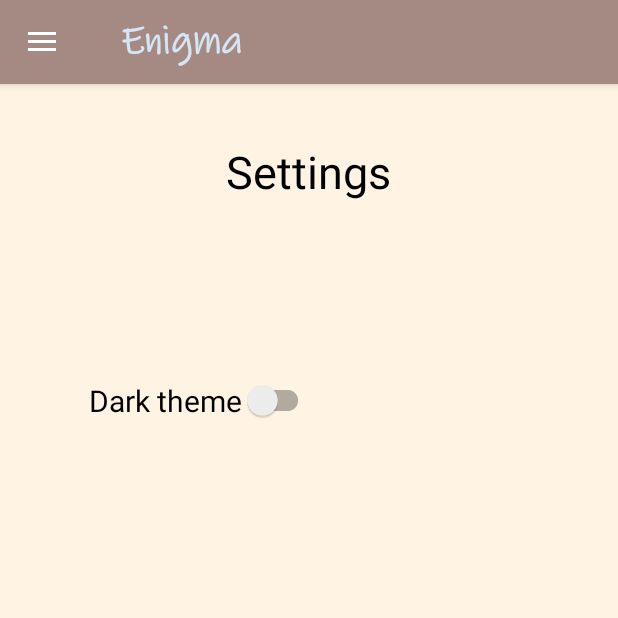
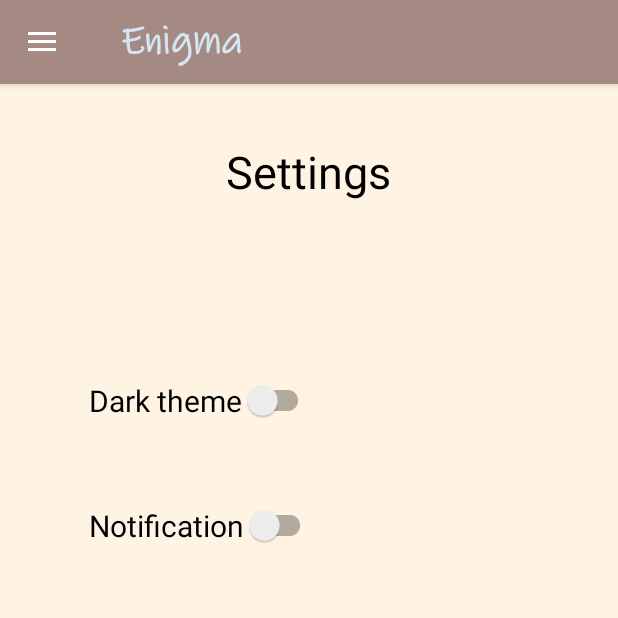
Before and after one commit to data-opser/book-exchange, an Android app: the DrawerLayoutActivity screen opened directly, with no data from a screen before it, in the side drawer, after a tap on "Settings", on a phone screen of 412 x 824 dp, the top half of it. Run offline under Robolectric (Android 15) with nearby library versions, the phone set to English and light mode, and no system bars; Roboto replaces fonts that are not available here.

Commit message:
added Notification

```diff
--- a/mobile/app/src/main/AndroidManifest.xml
+++ b/mobile/app/src/main/AndroidManifest.xml
@@ -2,6 +2,7 @@
 <manifest xmlns:android="http://schemas.android.com/apk/res/android"
     xmlns:tools="http://schemas.android.com/tools">
 
+    <uses-permission android:name="android.permission.POST_NOTIFICATIONS" />
     <application
         android:allowBackup="true"
         android:dataExtractionRules="@xml/data_extraction_rules"
--- a/mobile/app/src/main/java/com/vladislav/mobile/DrawerLayoutActivity.java
+++ b/mobile/app/src/main/java/com/vladislav/mobile/DrawerLayoutActivity.java
@@ -3,6 +3,7 @@ package com.vladislav.mobile;
 import android.app.AlertDialog;
 import android.content.Context;
 import android.content.SharedPreferences;
+import android.content.pm.PackageManager;
 import android.os.Bundle;
 import android.view.MenuItem;
 
@@ -14,25 +15,31 @@ import androidx.appcompat.widget.Toolbar;
 import androidx.core.view.GravityCompat;
 import androidx.drawerlayout.widget.DrawerLayout;
 import androidx.fragment.app.Fragment;
+import androidx.fragment.app.FragmentManager;
 import androidx.fragment.app.FragmentTransaction;
 
 import com.google.android.material.navigation.NavigationView;
 
 public class DrawerLayoutActivity extends AppCompatActivity implements NavigationView.OnNavigationItemSelectedListener {
 
-    boolean isNight;
     private DrawerLayout drawerLayout;
-
+    private SettingsFragment settingsFragment;
+    private final int REQUEST_CODE_POST_NOTIFICATIONS = 123;
+    SharedPreferences.Editor editor;
     @Override
     protected void onCreate(Bundle savedInstanceState) {
         super.onCreate(savedInstanceState);
 
         setTheme();
+        SharedPreferences sharedPreferences = getSharedPreferences("MODE", Context.MODE_PRIVATE);
 
         setContentView(R.layout.activity_drawerlayout);
 
+        settingsFragment = new SettingsFragment();
         Toolbar toolbar = findViewById(R.id.toolbar);
         setSupportActionBar(toolbar);
+
+        editor = sharedPreferences.edit();
 
         drawerLayout = findViewById(R.id.drawer_layout);
         NavigationView navigationView = findViewById(R.id.nav_view);
@@ -51,11 +58,12 @@ public class DrawerLayoutActivity extends AppCompatActivity implements Navigatio
     @Override
     public boolean onNavigationItemSelected(@NonNull MenuItem menuItem) {
         if (menuItem.getItemId() == R.id.nav_home) {
-            setNewFragment(new HomeFragment());
+            setNewFragment(new HomeFragment(), "HOME_FRAGMENT");
         } else if (menuItem.getItemId() == R.id.nav_settings) {
-            setNewFragment(new SettingsFragment());
+            settingsFragment = new SettingsFragment();
+            setNewFragment(settingsFragment, "SETTINGS_FRAGMENT");
         } else if (menuItem.getItemId() == R.id.nav_support) {
-            setNewFragment(new SupportFragment());
+            setNewFragment(new SupportFragment(), "SUPPORT_FRAGMENT");
         } else if (menuItem.getItemId() == R.id.nav_exit) {
             Exit();
         }
@@ -71,15 +79,15 @@ public class DrawerLayoutActivity extends AppCompatActivity implements Navigatio
         if (drawerLayout.isDrawerOpen(GravityCompat.START)) {
             drawerLayout.closeDrawer(GravityCompat.START);
         } else if(!(currentFragment instanceof HomeFragment)){
-            setNewFragment(new HomeFragment());
+            setNewFragment(new HomeFragment(), "HOME_FRAGMENT");
         } else{
             super.onBackPressed();
         }
     }
 
-    private void setNewFragment(Fragment fragment) {
+    public void setNewFragment(Fragment fragment, String tag) {
         FragmentTransaction ft = getSupportFragmentManager().beginTransaction();
-        ft.replace(R.id.fragment_container, fragment);
+        ft.replace(R.id.fragment_container, fragment, tag);
         ft.commit();
     }
 
@@ -95,9 +103,8 @@ public class DrawerLayoutActivity extends AppCompatActivity implements Navigatio
     }
     public void setTheme(){
         SharedPreferences sharedPreferences = getSharedPreferences("MODE", Context.MODE_PRIVATE);
-        isNight = sharedPreferences.getBoolean("night", false);
 
-        if (isNight) {
+        if (sharedPreferences.getBoolean("night", false)) {
             AppCompatDelegate.setDefaultNightMode(AppCompatDelegate.MODE_NIGHT_YES);
             getWindow().setStatusBarColor(getResources().getColor(R.color.panel_night));
         } else {
@@ -105,4 +112,31 @@ public class DrawerLayoutActivity extends AppCompatActivity implements Navigatio
             getWindow().setStatusBarColor(getResources().getColor(R.color.panel_light));
         }
     }
+
+    @Override
+    public void onRequestPermissionsResult(int requestCode, @NonNull String[] permissions, @NonNull int[] grantResults) {
+        super.onRequestPermissionsResult(requestCode, permissions, grantResults);
+        if (requestCode == REQUEST_CODE_POST_NOTIFICATIONS) {
+            FragmentManager fragmentManager = getSupportFragmentManager();
+            SettingsFragment settingsFragment = (SettingsFragment) fragmentManager.findFragmentByTag("SETTINGS_FRAGMENT");
+            if (settingsFragment != null && grantResults.length > 0 && grantResults[0] == PackageManager.PERMISSION_GRANTED) {
+                settingsFragment.switchNotification.setChecked(true);
+                editor.putBoolean("notification", true);
+            } else if (settingsFragment != null) {
+                settingsFragment.switchNotification.setChecked(false);
+                editor.putBoolean("notification", false);
+                showDialog("Notification", "Give access to notifications in settings. This is the android requirement if you declined :(");
+            }
+            editor.apply();
+        }
+    }
+    public void showDialog(String textHead, String message) {
+        AlertDialog.Builder builder = new AlertDialog.Builder(this);
+        builder.setTitle(textHead)
+                .setMessage(message)
+                .setCancelable(false)
+                .setPositiveButton("Okay", null);
+        AlertDialog dialog = builder.create();
+        dialog.show();
+    }
 }
--- a/mobile/app/src/main/java/com/vladislav/mobile/LaunchActivity.java
+++ b/mobile/app/src/main/java/com/vladislav/mobile/LaunchActivity.java
@@ -83,4 +83,5 @@ public class LaunchActivity extends AppCompatActivity {
             getWindow().setStatusBarColor(getResources().getColor(R.color.panel_light));
         }
     }
+
 }
--- a/mobile/app/src/main/java/com/vladislav/mobile/SettingsFragment.java
+++ b/mobile/app/src/main/java/com/vladislav/mobile/SettingsFragment.java
@@ -1,21 +1,33 @@
 package com.vladislav.mobile;
 
+import static androidx.core.app.NotificationCompat.PRIORITY_HIGH;
+
+import android.Manifest;
+import android.app.AlertDialog;
 import android.content.Context;
 import android.content.SharedPreferences;
+import android.content.pm.PackageManager;
+import android.os.Build;
 import android.os.Bundle;
 import android.view.LayoutInflater;
 import android.view.View;
 import android.view.ViewGroup;
 import android.widget.CompoundButton;
 
-import androidx.appcompat.app.AppCompatDelegate;
+import androidx.annotation.RequiresApi;
 import androidx.appcompat.widget.SwitchCompat;
+import androidx.core.app.ActivityCompat;
+import androidx.core.content.ContextCompat;
 import androidx.fragment.app.Fragment;
 
 public class SettingsFragment extends Fragment {
+
     DrawerLayoutActivity activity;
     SharedPreferences sharedPreferences;
     SharedPreferences.Editor editor;
+    SwitchCompat switchNotification;
+
+    private final int REQUEST_CODE_POST_NOTIFICATIONS = 123;
 
     @Override
     public View onCreateView(LayoutInflater inflater, ViewGroup container,
@@ -29,41 +41,58 @@ public class SettingsFragment extends Fragment {
 
         activity = (DrawerLayoutActivity) getActivity();
         SwitchCompat switchTheme = view.findViewById(R.id.switch_theme);
+        switchNotification = view.findViewById(R.id.switch_notification);
         sharedPreferences = activity.getSharedPreferences("MODE", Context.MODE_PRIVATE);
 
-        switchTheme.setChecked(activity.isNight);
+        editor = sharedPreferences.edit();
+        switchTheme.setChecked(sharedPreferences.getBoolean("night", false));
+        if (Build.VERSION.SDK_INT >= Build.VERSION_CODES.TIRAMISU) {
+            if (ContextCompat.checkSelfPermission(activity, Manifest.permission.POST_NOTIFICATIONS)
+                    != (sharedPreferences.getBoolean("notification", false) ? 1 : 0)) {
+                editor.putBoolean("night", ContextCompat.checkSelfPermission(activity, Manifest.permission.POST_NOTIFICATIONS) == 1);
+            }
+        }
 
-        switchTheme.setOnClickListener(new View.OnClickListener() {
+        switchNotification.setChecked(sharedPreferences.getBoolean("notification", false));
+
+        switchTheme.setOnCheckedChangeListener(new CompoundButton.OnCheckedChangeListener() {
             @Override
-            public void onClick(View v) {
-                editor = sharedPreferences.edit();
-                if (activity.isNight) {
+            public void onCheckedChanged(CompoundButton buttonView, boolean isChecked) {
+                if (isChecked) {
+                    editor.putBoolean("night", true);
+                } else {
                     editor.putBoolean("night", false);
-                } else {
-                    editor.putBoolean("night", true);
                 }
                 editor.apply();
-
                 activity.setTheme();
             }
         });
-
-
-        /*switchTheme.setOnCheckedChangeListener(new CompoundButton.OnCheckedChangeListener() {
+        switchNotification.setOnCheckedChangeListener(new CompoundButton.OnCheckedChangeListener() {
             @Override
             public void onCheckedChanged(CompoundButton buttonView, boolean isChecked) {
-                editor = sharedPreferences.edit();
                 if (isChecked) {
-                    AppCompatDelegate.setDefaultNightMode(AppCompatDelegate.MODE_NIGHT_YES);
-                    activity.isNight = true;
-                    editor.putBoolean("night", true);
+                    if (Build.VERSION.SDK_INT >= Build.VERSION_CODES.TIRAMISU) {
+                        if (ContextCompat.checkSelfPermission(activity, Manifest.permission.POST_NOTIFICATIONS) != PackageManager.PERMISSION_GRANTED) {
+                            ActivityCompat.requestPermissions(activity, new String[]{Manifest.permission.POST_NOTIFICATIONS}, REQUEST_CODE_POST_NOTIFICATIONS);
+                        } else {
+                            editor.putBoolean("notification", true);
+                        }
+                    }
                 } else {
-                    AppCompatDelegate.setDefaultNightMode(AppCompatDelegate.MODE_NIGHT_NO);
-                    activity.isNight = false;
-                    editor.putBoolean("night", false);
+                    editor.putBoolean("notification", false);
                 }
                 editor.apply();
             }
-        });*/
+        });
+    }
+
+    public void showDialog(String textHead, String message) {
+        AlertDialog.Builder builder = new AlertDialog.Builder(activity);
+        builder.setTitle(textHead)
+                .setMessage(message)
+                .setCancelable(false)
+                .setPositiveButton("Okay", null);
+        AlertDialog dialog = builder.create();
+        dialog.show();
     }
 }
--- a/mobile/app/src/main/res/layout/fragment_settings.xml
+++ b/mobile/app/src/main/res/layout/fragment_settings.xml
@@ -4,7 +4,7 @@
     xmlns:tools="http://schemas.android.com/tools"
     android:layout_width="match_parent"
     android:layout_height="match_parent"
-    android:id="@+id/main"
+    android:id="@+id/fragment_settings"
     tools:context=".SettingsFragment">
 
     <TextView
@@ -29,4 +29,18 @@
         style="@style/Text"
         android:text="@string/dark_theme"
         android:textSize="20sp" />
+
+    <androidx.appcompat.widget.SwitchCompat
+        android:id="@+id/switch_notification"
+        style="@style/Text"
+        android:layout_width="wrap_content"
+        android:layout_height="wrap_content"
+        android:layout_below="@+id/switch_theme"
+        android:layout_alignParentStart="true"
+        android:layout_marginStart="59dp"
+        android:layout_marginTop="56dp"
+        android:switchPadding="20dp"
+        android:text="@string/notification"
+        android:textSize="20sp" />
+
 </RelativeLayout>
--- a/mobile/app/src/main/res/values/strings.xml
+++ b/mobile/app/src/main/res/values/strings.xml
@@ -19,4 +19,5 @@
     <string name="work_hours_info">Working hours</string>
     <string name="work_hours">Mon-Sun: from 8:00 to 22:00</string>
     <string name="dark_theme">Dark theme</string>
+    <string name="notification">Notification</string>
 </resources>
```
Also changed, not shown: mobile/app/src/main/java/com/vladislav/mobile/NotificationHandler.java (added, +56 -0 lines).
